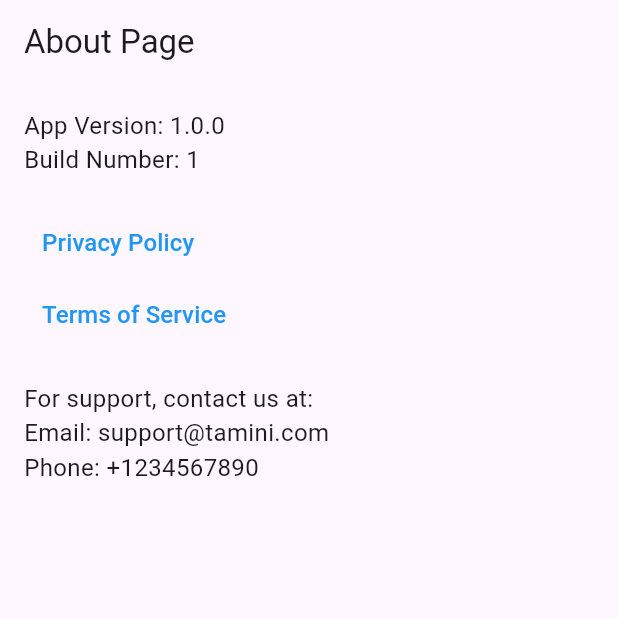
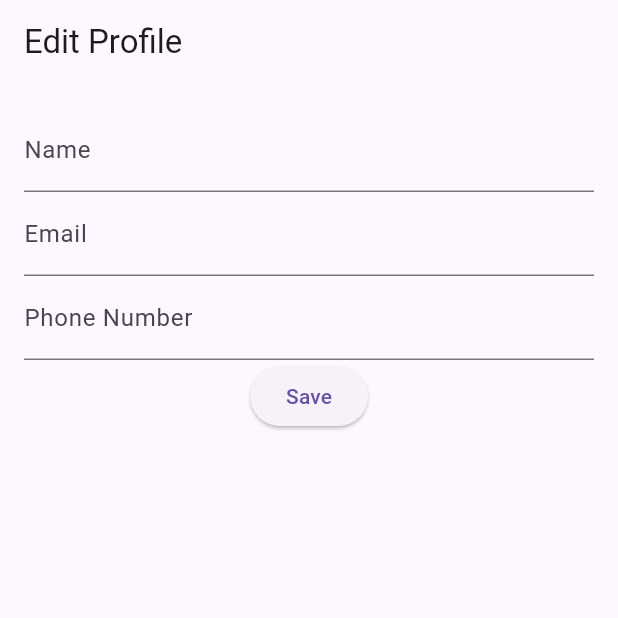
Before and after one commit to HamadAlharbi1/tamini, a Flutter app: the screen it shows after launch, on a phone screen of 412 x 824 dp, the top half of it. Run offline on Flutter 3.47's test engine with Material 3 defaults, Android fonts, the phone set to English and light mode, and no system bars; our stand-ins replace cloud_firestore, firebase_auth, firebase_core, flutter_dotenv; accounts and stored records are empty.

Commit message:
UpdateProfileWithProvider

```diff
--- /dev/null
+++ b/lib/pages/EditProfilePage.dart
@@ -0,0 +1,56 @@
+import 'package:flutter/material.dart';
+import 'package:provider/provider.dart';
+import 'package:tamini_app/provider/provider.dart';
+
+class EditProfilePage extends StatelessWidget {
+  final TextEditingController nameController = TextEditingController();
+  final TextEditingController emailController = TextEditingController();
+  final TextEditingController phoneController = TextEditingController();
+
+  @override
+  Widget build(BuildContext context) {
+    final userProvider = Provider.of<UserProvider>(context);
+
+    nameController.text = userProvider.name ?? '';
+    emailController.text = userProvider.email ?? '';
+    phoneController.text = userProvider.phoneNumber ?? '';
+
+    return Scaffold(
+      appBar: AppBar(
+        title: Text("Edit Profile"),
+      ),
+      body: Padding(
+        padding: const EdgeInsets.all(16.0),
+        child: Column(
+          children: [
+            TextField(
+              controller: nameController,
+              decoration: InputDecoration(labelText: 'Name'),
+            ),
+            TextField(
+              controller: emailController,
+              decoration: InputDecoration(labelText: 'Email'),
+              keyboardType: TextInputType.emailAddress,
+            ),
+            TextField(
+              controller: phoneController,
+              decoration: InputDecoration(labelText: 'Phone Number'),
+              keyboardType: TextInputType.phone,
+            ),
+            ElevatedButton(
+              onPressed: () {
+                // Validate inputs and update user profile
+                userProvider.updateUserProfile(
+                  nameController.text,
+                  emailController.text,
+                  phoneController.text,
+                );
+              },
+              child: Text("Save"),
+            ),
+          ],
+        ),
+      ),
+    );
+  }
+}
--- /dev/null
+++ b/lib/provider/provider.dart
@@ -0,0 +1,41 @@
+import 'package:cloud_firestore/cloud_firestore.dart';
+import 'package:firebase_auth/firebase_auth.dart';
+import 'package:flutter/foundation.dart';
+
+class UserProvider extends ChangeNotifier {
+  User? _user;
+  String? name;
+  String? email;
+  String? phoneNumber;
+
+  UserProvider() {
+    _user = FirebaseAuth.instance.currentUser;
+    _fetchUserProfile();
+  }
+
+  User? get user => _user;
+
+  Future<void> _fetchUserProfile() async {
+    if (_user != null) {
+      DocumentSnapshot userProfile = await FirebaseFirestore.instance.collection('users').doc(_user!.uid).get();
+      name = userProfile['name'];
+      email = userProfile['email'];
+      phoneNumber = userProfile['phoneNumber'];
+      notifyListeners();
+    }
+  }
+
+  Future<void> updateUserProfile(String newName, String newEmail, String newPhoneNumber) async {
+    if (_user != null) {
+      await FirebaseFirestore.instance.collection('users').doc(_user!.uid).update({
+        'name': newName,
+        'email': newEmail,
+        'phoneNumber': newPhoneNumber,
+      });
+      name = newName;
+      email = newEmail;
+      phoneNumber = newPhoneNumber;
+      notifyListeners();
+    }
+  }
+}
--- a/pubspec.yaml
+++ b/pubspec.yaml
@@ -50,6 +50,7 @@ dependencies:
     # The pin_input_text_field package provides a Flutter widget that allows input of a pin code or password.
     pin_input_text_field: ^4.5.1
     url_launcher: ^6.0.22
+    provider: ^6.0.5
 
 dev_dependencies:
     flutter_test:
```
Also changed, not shown: lib/main.dart (+9 -4 lines), pubspec.lock.
